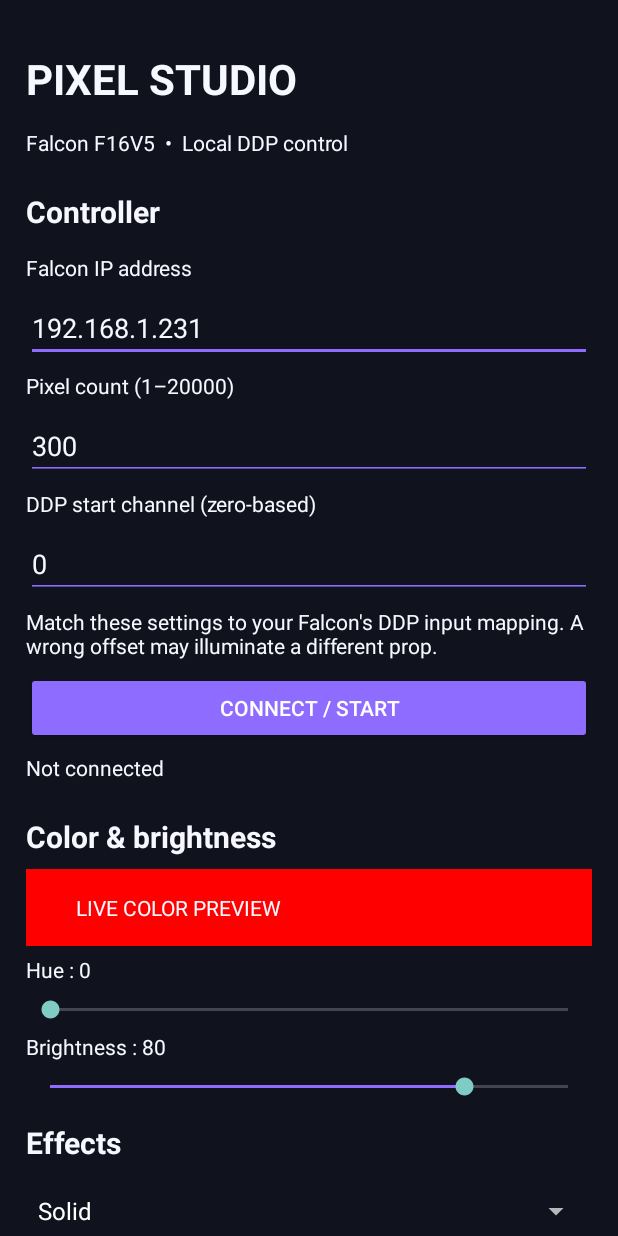
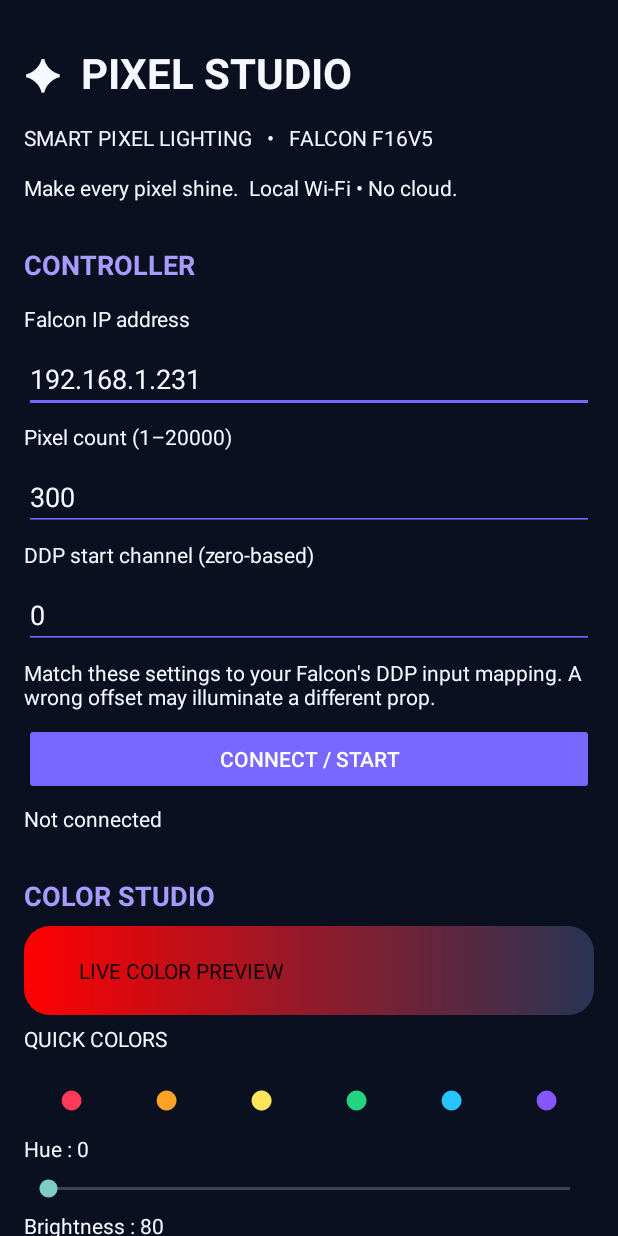
Before and after one commit to 82gtstang/pixelstudio, an Android app: the screen it shows after launch (MainActivity), on a phone screen of 412 x 824 dp. Run offline under Robolectric (Android 15) with nearby library versions, the phone set to English and light mode, and no system bars.

Commit message:
Pixel Studio v2: colorful Govee-inspired dashboard and scene tiles

```diff
--- a/app/src/main/java/com/pixelstudio/falcon/MainActivity.java
+++ b/app/src/main/java/com/pixelstudio/falcon/MainActivity.java
@@ -13,7 +13,7 @@ import java.util.concurrent.*;
 import java.util.concurrent.atomic.AtomicBoolean;
 
 public class MainActivity extends Activity {
-    private final int BG=0xff10121d, PANEL=0xff202437, TEXT=0xfff7f7ff, ACCENT=0xff8e6cff;
+    private final int BG=0xff0b1020, PANEL=0xff1c2440, TEXT=0xfff7f7ff, ACCENT=0xff7968ff;
     private EditText ip, count, offset; private TextView status, swatch;
     private SeekBar hue, brightness, speed; private Spinner effect;
     private final AtomicBoolean running=new AtomicBoolean(false);
@@ -23,24 +23,34 @@ public class MainActivity extends Activity {
     private volatile String mode="Solid";
     @Override public void onCreate(Bundle b){super.onCreate(b); getWindow().setStatusBarColor(BG);getWindow().setNavigationBarColor(BG);
         ScrollView scroll=new ScrollView(this);scroll.setFillViewport(true);scroll.setBackgroundColor(BG);
-        LinearLayout root=new LinearLayout(this);root.setOrientation(1);root.setPadding(26,28,26,28);scroll.addView(root);setContentView(scroll);
-        title(root,"PIXEL STUDIO",28); label(root,"Falcon F16V5  •  Local DDP control");
-        title(root,"Controller",20); ip=field(root,"Falcon IP address","192.168.1.231",false);
+        LinearLayout root=new LinearLayout(this);root.setOrientation(1);root.setPadding(24,22,24,32);scroll.addView(root);setContentView(scroll);
+        title(root,"✦  PIXEL STUDIO",28); label(root,"SMART PIXEL LIGHTING   •   FALCON F16V5");
+        label(root,"Make every pixel shine.  Local Wi-Fi • No cloud.");
+        section(root,"CONTROLLER"); ip=field(root,"Falcon IP address","192.168.1.231",false);
         count=field(root,"Pixel count (1–20000)","300",true);offset=field(root,"DDP start channel (zero-based)","0",true);
         label(root,"Match these settings to your Falcon's DDP input mapping. A wrong offset may illuminate a different prop.");
         Button connect=button(root,"CONNECT / START",ACCENT); status=label(root,"Not connected");
-        title(root,"Color & brightness",20);swatch=label(root,"      LIVE COLOR PREVIEW      "); swatch.setPadding(20,24,20,24);
+        section(root,"COLOR STUDIO");swatch=label(root,"       LIVE COLOR PREVIEW"); swatch.setTextColor(Color.BLACK);swatch.setPadding(20,30,20,30);
+        label(root,"QUICK COLORS");
+        LinearLayout palette=new LinearLayout(this);palette.setOrientation(LinearLayout.HORIZONTAL);root.addView(palette);
+        int[] colors={0xffff3b59,0xffffa326,0xffffe55c,0xff22d37f,0xff27c5ff,0xff8657ff};
+        for(int color:colors){TextView dot=new TextView(this);dot.setText("●");dot.setTextSize(30);dot.setTextColor(color);dot.setGravity(17);palette.addView(dot,new LinearLayout.LayoutParams(0,60,1));dot.setOnClickListener(v->{float[] hsv=new float[3];Color.colorToHSV(color,hsv);hue.setProgress((int)hsv[0]);});}
         hue=slider(root,"Hue",0,360,0,v->{hueValue=v;refreshSwatch();});
         brightness=slider(root,"Brightness",0,100,80,v->level=v);
-        title(root,"Effects",20);String[] effects={"Solid","Rainbow","Chase","Meteor","Sparkle","Fire","Color Wipe","Twinkle","Breathing"};
+        section(root,"DYNAMIC SCENES");String[] effects={"Solid","Rainbow","Chase","Meteor","Sparkle","Fire","Color Wipe","Twinkle","Breathing"};
         effect=new Spinner(this);ArrayAdapter<String> adapter=new ArrayAdapter<>(this,android.R.layout.simple_spinner_dropdown_item,effects);effect.setAdapter(adapter);root.addView(effect);
+        label(root,"ONE-TAP SCENES");
+        String[] sceneNames={"🌈 Rainbow","🔥 Fire","✨ Sparkle","☄ Meteor","🌊 Chase","💜 Breathe","🎨 Wipe","⭐ Twinkle"};
+        int[] sceneIndices={1,5,4,3,2,8,6,7};
+        for(int row=0;row<2;row++){LinearLayout line=new LinearLayout(this);root.addView(line);for(int col=0;col<4;col++){int idx=row*4+col;Button tile=new Button(this);tile.setText(sceneNames[idx]);tile.setTextSize(11);tile.setAllCaps(false);tile.setTextColor(TEXT);tile.setBackgroundTintList(android.content.res.ColorStateList.valueOf(idx%2==0?0xff30345d:0xff283b55));LinearLayout.LayoutParams lp=new LinearLayout.LayoutParams(0,74,1);lp.setMargins(2,4,2,4);line.addView(tile,lp);tile.setOnClickListener(v->effect.setSelection(sceneIndices[idx]));}}
         effect.setOnItemSelectedListener(new android.widget.AdapterView.OnItemSelectedListener(){public void onNothingSelected(android.widget.AdapterView<?> p){} public void onItemSelected(android.widget.AdapterView<?> p,View v,int pos,long id){mode=effects[pos];}});
         speed=slider(root,"Effect speed",1,100,50,v->speedValue=v);
         Button stop=button(root,"STOP / BLACKOUT",0xffcf405f);
         connect.setOnClickListener(v->start());stop.setOnClickListener(v->stop());refreshSwatch();
-        label(root,"v1.0 • Uses DDP UDP port 4048 • No cloud account required");
+        label(root,"PIXEL STUDIO v2.0  •  DDP / UDP 4048  •  PRIVATE LOCAL CONTROL");
         timer.scheduleAtFixedRate(()->{if(running.get())sendFrame();},0,40,TimeUnit.MILLISECONDS);
     }
+    private void section(LinearLayout root,String name){TextView h=label(root,name);h.setTextSize(18);h.setTextColor(0xffa99bff);h.setTypeface(null,Typeface.BOLD);h.setPadding(0,32,0,12);}
     private void start(){try{
         String host=ip.getText().toString().trim(); if(host.isEmpty())throw new Exception("Enter Falcon IP");
         int n=Integer.parseInt(count.getText().toString().trim()),off=Integer.parseInt(offset.getText().toString().trim());
@@ -71,7 +81,7 @@ public class MainActivity extends Activity {
             packet[8]=(byte)(len>>>8);packet[9]=(byte)len;System.arraycopy(rgb,pos,packet,10,len);
             socket.send(new DatagramPacket(packet,packet.length,destination,4048));
         }}
-    private void refreshSwatch(){if(swatch!=null)swatch.setBackgroundColor(Color.HSVToColor(new float[]{hueValue,1,1}));}
+    private void refreshSwatch(){if(swatch!=null){GradientDrawable g=new GradientDrawable(GradientDrawable.Orientation.LEFT_RIGHT,new int[]{Color.HSVToColor(new float[]{hueValue,1,1}),0xff283454});g.setCornerRadius(26);swatch.setBackground(g);}}
     private TextView label(LinearLayout root,String s){TextView t=new TextView(this);t.setText(s);t.setTextColor(TEXT);t.setTextSize(14);t.setPadding(0,9,0,12);root.addView(t);return t;}
     private void title(LinearLayout root,String s,int size){TextView t=label(root,s);t.setTextSize(size);t.setTypeface(null,Typeface.BOLD);t.setPadding(0,22,0,12);}
     private EditText field(LinearLayout root,String hint,String initial,boolean numeric){label(root,hint);EditText e=new EditText(this);e.setSingleLine(true);e.setText(initial);e.setTextColor(TEXT);e.setHintTextColor(0xff9999aa);e.setBackgroundTintList(android.content.res.ColorStateList.valueOf(ACCENT));if(numeric)e.setInputType(InputType.TYPE_CLASS_NUMBER);root.addView(e);return e;}
```
